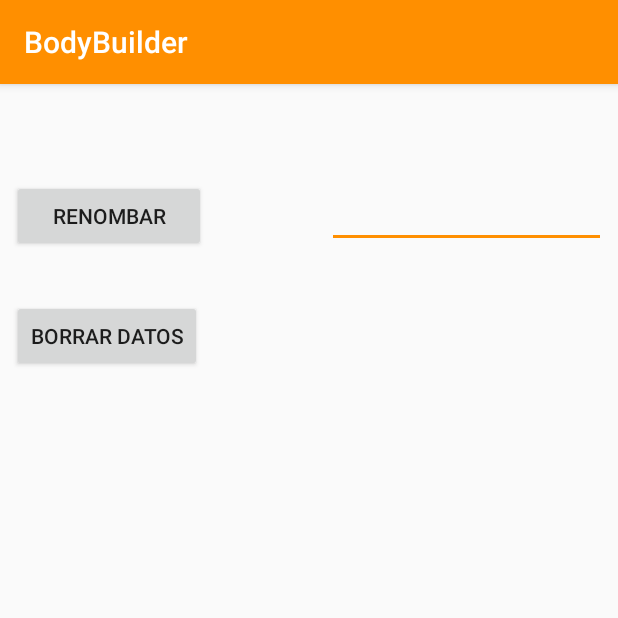
After one commit to gaboisleno/SeminarioII, an Android app: the Options screen opened directly, with no data from a screen before it, on a phone screen of 412 x 824 dp, the top half of it. The commit adds this screen. Run offline under Robolectric (Android 15) with nearby library versions, the phone set to English and light mode, and no system bars.

Commit message:
options menu

```diff
--- a/app/build.gradle
+++ b/app/build.gradle
@@ -24,9 +24,11 @@ dependencies {
     implementation 'com.android.support:appcompat-v7:28.0.0'
     implementation 'com.android.support.constraint:constraint-layout:1.1.3'
     testImplementation 'junit:junit:4.12'
-    androidTestImplementation 'com.android.support.test:runner:1.0.2'
+    //androidTestImplementation 'com.android.support.test:runner:1.0.2'
     androidTestImplementation 'com.android.support.test.espresso:espresso-core:3.0.2'
 
     implementation 'pl.droidsonroids.gif:android-gif-drawable:1.2.15'
+    implementation 'com.android.support:recyclerview-v7:28.0.0'
+
 
 }
--- a/app/src/main/java/com/example/administrador/myapplication/LevelManager.java
+++ b/app/src/main/java/com/example/administrador/myapplication/LevelManager.java
@@ -40,6 +40,9 @@ public class LevelManager {
             case 4: case 5: case 6:
                 max = 4;
                 break;
+            case 7: case 8: case 9:
+                max=5;
+                break;
             default:
                 max = 6;
                 break;
--- /dev/null
+++ b/app/src/main/java/com/example/administrador/myapplication/Options.java
@@ -0,0 +1,13 @@
+package com.example.administrador.myapplication;
+
+import android.support.v7.app.AppCompatActivity;
+import android.os.Bundle;
+
+public class Options extends AppCompatActivity {
+
+    @Override
+    protected void onCreate(Bundle savedInstanceState) {
+        super.onCreate(savedInstanceState);
+        setContentView(R.layout.activity_options);
+    }
+}
--- a/app/src/main/java/com/example/administrador/myapplication/Usuario.java
+++ b/app/src/main/java/com/example/administrador/myapplication/Usuario.java
@@ -28,7 +28,7 @@ public class Usuario {
     }
 
     public void levelDown(){
-        this.nivel--;
+        if (this.nivel>1 )this.nivel--;
     }
 
     public int getExp() {
@@ -43,4 +43,8 @@ public class Usuario {
         return this.nombre;
     }
 
+    private void manageExp(){
+
+    }
+
 }
--- /dev/null
+++ b/app/src/main/res/layout/activity_options.xml
@@ -0,0 +1,43 @@
+<?xml version="1.0" encoding="utf-8"?>
+<android.support.constraint.ConstraintLayout xmlns:android="http://schemas.android.com/apk/res/android"
+    xmlns:app="http://schemas.android.com/apk/res-auto"
+    xmlns:tools="http://schemas.android.com/tools"
+    android:layout_width="match_parent"
+    android:layout_height="match_parent"
+    tools:context=".Options">
+
+    <Button
+        android:id="@+id/clear_data"
+        android:layout_width="wrap_content"
+        android:layout_height="wrap_content"
+        android:layout_marginStart="8dp"
+        android:layout_marginLeft="8dp"
+        android:layout_marginTop="32dp"
+        android:text="Borrar datos"
+        app:layout_constraintStart_toStartOf="parent"
+        app:layout_constraintTop_toBottomOf="@+id/button3" />
+
+    <EditText
+        android:id="@+id/editText"
+        android:layout_width="186dp"
+        android:layout_height="wrap_content"
+        android:layout_marginTop="64dp"
+        android:layout_marginEnd="8dp"
+        android:layout_marginRight="8dp"
+        android:ems="10"
+        android:inputType="textPersonName"
+        android:text=""
+        app:layout_constraintEnd_toEndOf="parent"
+        app:layout_constraintTop_toTopOf="parent" />
+
+    <Button
+        android:id="@+id/button3"
+        android:layout_width="129dp"
+        android:layout_height="wrap_content"
+        android:layout_marginStart="8dp"
+        android:layout_marginLeft="8dp"
+        android:layout_marginTop="64dp"
+        android:text="Renombar"
+        app:layout_constraintStart_toStartOf="parent"
+        app:layout_constraintTop_toTopOf="parent" />
+</android.support.constraint.ConstraintLayout>
```
Also changed, not shown: app/src/main/AndroidManifest.xml (+5 -2 lines), app/src/main/java/com/example/administrador/myapplication/FileHelper.java (+32 -2 lines), app/src/main/java/com/example/administrador/myapplication/JustDoIt.java (+15 -5 lines), app/src/main/java/com/example/administrador/myapplication/MainActivity.java (+21 -0 lines), app/src/main/java/com/example/administrador/myapplication/Metrics.java (added, +33 -0 lines), app/src/main/java/com/example/administrador/myapplication/UserLog.java (+30 -1 lines), app/src/main/res/layout/activity_just_do_it.xml (+13 -16 lines), app/src/main/res/layout/activity_main.xml (+9 -3 lines), app/src/main/res/layout/activity_metrics.xml (added, +17 -0 lines), app/src/main/res/drawable/flexiones_banco.gif (added), app/src/main/res/drawable/saltos_burpees.gif (added), app/src/main/res/drawable/triceps_banco.gif (added), app/src/main/res/drawable/vector.png (added).
